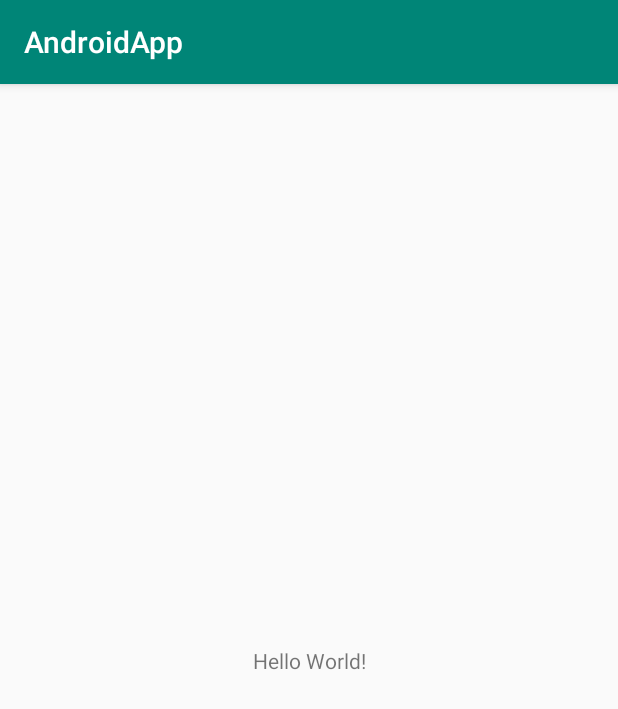
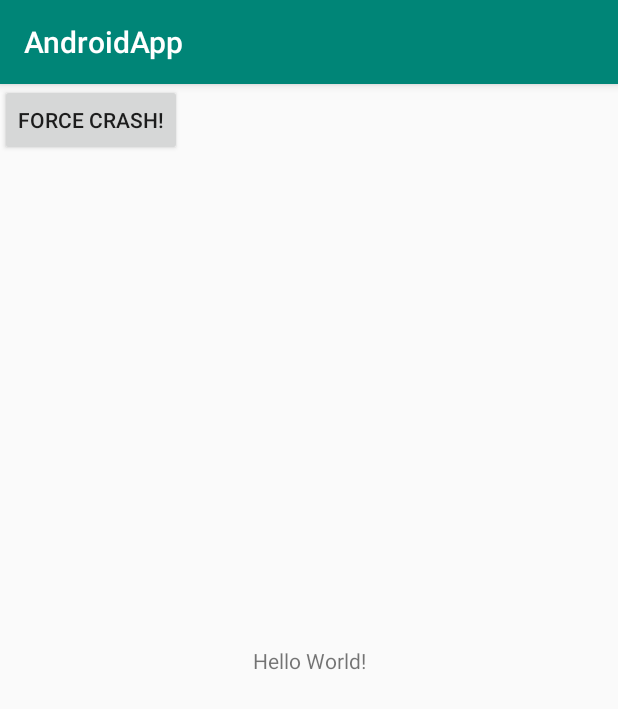
Before and after one commit to eagle-owl/AndroidApp, an Android app: the screen it shows after launch (MainActivity), on a phone screen of 412 x 824 dp. Shown: the top 709 px of the screen. Run offline under Robolectric (Android 15) with nearby library versions, the phone set to English and light mode, and no system bars; libraries missing offline, so code that uses them is left out: com.crashlytics.android, io.fabric.sdk; 1 statement that could not run was skipped.

```diff
--- a/app/src/main/AndroidManifest.xml
+++ b/app/src/main/AndroidManifest.xml
@@ -19,6 +19,11 @@
                 <category android:name="android.intent.category.LAUNCHER" />
             </intent-filter>
         </activity>
+        <meta-data
+            android:name="io.fabric.ApiKey"
+            android:value="9ebd9757844199c1c2f3416e98267659a9145785"
+            />
     </application>
+    <uses-permission android:name="android.permission.INTERNET" />
 
 </manifest>
--- a/app/src/main/res/layout/activity_main.xml
+++ b/app/src/main/res/layout/activity_main.xml
@@ -15,4 +15,13 @@
         app:layout_constraintRight_toRightOf="parent"
         app:layout_constraintTop_toTopOf="parent" />
 
+    <Button
+        android:layout_height="wrap_content"
+        android:layout_width="wrap_content"
+        android:text="Force Crash!"
+        android:onClick="forceCrash"
+        android:layout_centerVertical="true"
+        android:layout_centerHorizontal="true" />
+
+
 </android.support.constraint.ConstraintLayout>
```
Also changed, not shown: app/build.gradle (+17 -0 lines), app/src/main/java/KMP/eagleowl/androidapp/MainActivity.java (+10 -0 lines), 2 other files.
